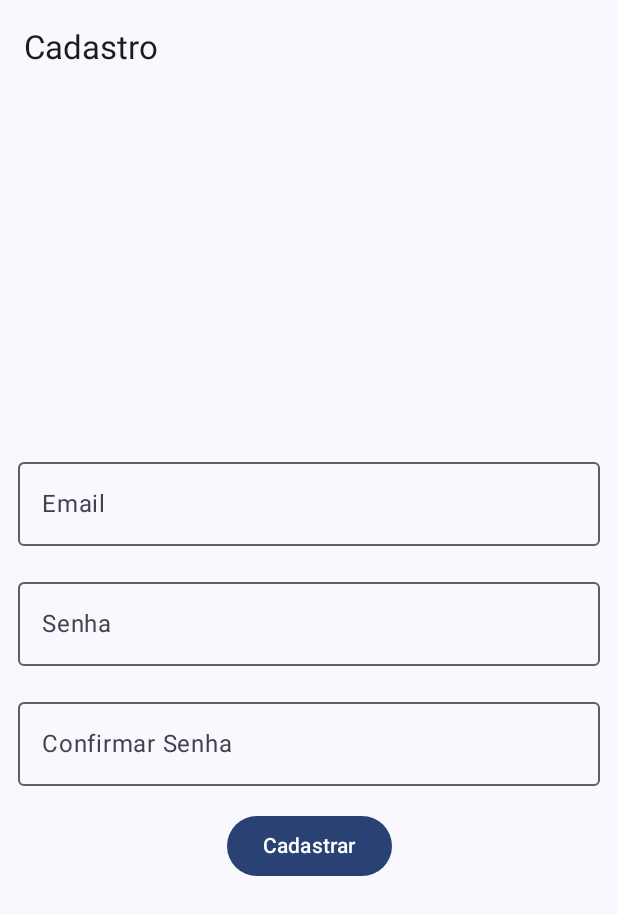
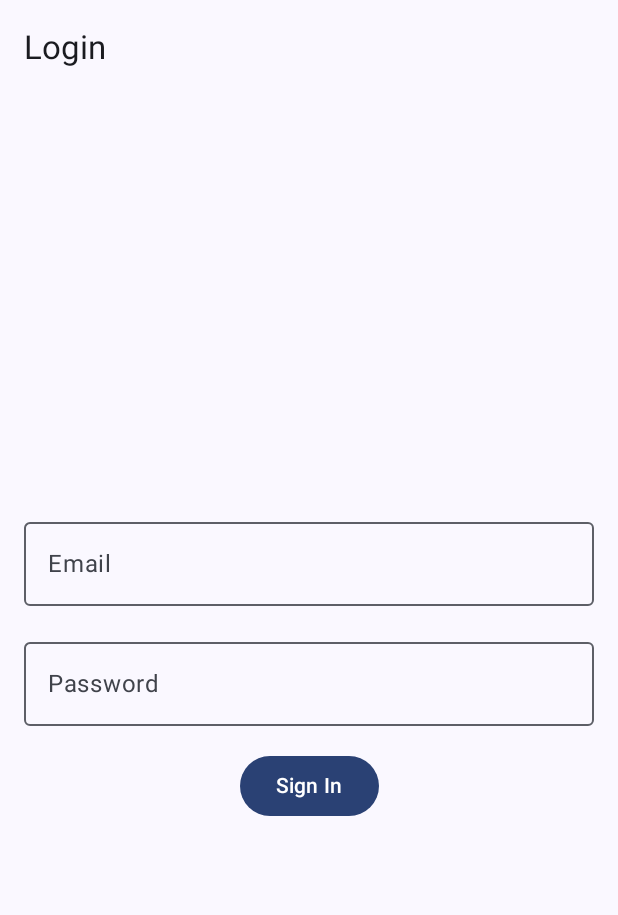
Before and after one commit to Bemo-Hackathon/MeBo, an Android app built with Jetpack Compose: the screen it shows after launch (MainActivity), on a phone screen of 412 x 824 dp. Shown: the top 915 px of the screen. Run offline under Robolectric (Android 15) with nearby library versions, the phone set to English and light mode, and no system bars; our stand-ins replace Dagger/Hilt's generated code.

Commit message:
adicionando tela de login inicial

```diff
--- a/app/src/main/java/com/example/bemo/MainActivity.kt
+++ b/app/src/main/java/com/example/bemo/MainActivity.kt
@@ -1,43 +1,24 @@
 package com.example.bemo
 
 import android.os.Bundle
-import android.util.Log
 import androidx.activity.ComponentActivity
 import androidx.activity.compose.setContent
 import androidx.activity.enableEdgeToEdge
 import androidx.navigation.compose.NavHost
 import androidx.navigation.compose.rememberNavController
-import com.example.bemo.ui.components.ChatBotScreen
 import com.example.bemo.ui.navigation.authGraph
 import com.example.bemo.ui.navigation.authGraphRoute
+import com.example.bemo.ui.navigation.navigateToSignIn
 import com.example.bemo.ui.navigation.navigateToSignUp
 import com.example.bemo.ui.theme.BeMoTheme
-import com.google.firebase.auth.ktx.auth
 import dagger.hilt.android.AndroidEntryPoint
 
-private const val TAG = "MainActivy"
+private const val TAG = "MainActivity"
 
 @AndroidEntryPoint
 class MainActivity : ComponentActivity() {
     override fun onCreate(savedInstanceState: Bundle?) {
         super.onCreate(savedInstanceState)
-
-//        auth.createUserWithEmailAndPassword(
-//            "gabriel@gmail.com",
-//            "123456"
-//        ).addOnCompleteListener { task ->
-//            if(task.isSuccessful){
-//                Log.i(TAG, "created user: sucesso")
-//            }else{
-//                Log.i(TAG, "created user: falha -> ${task.exception}")
-//            }
-//        }
-//        auth.signInWithEmailAndPassword(
-//            "gabriel@gmail.com",
-//            "123456"
-//        )
-//
-
 
         enableEdgeToEdge()
         setContent {
@@ -49,10 +30,8 @@ class MainActivity : ComponentActivity() {
                 ) {
                     authGraph(
                         onNavigateToHomeGraph = {},
-                        onNavigateToSignIn = {},
-                        onNavigateToSignUp = {
-                            navController.navigateToSignUp()
-                        }
+                        onNavigateToSignIn = { navController.navigateToSignIn() },
+                        onNavigateToSignUp = { navController.navigateToSignUp() }
                     )
                 }
             }
--- a/app/src/main/java/com/example/bemo/authentication/FirebaseAuthRepository.kt
+++ b/app/src/main/java/com/example/bemo/authentication/FirebaseAuthRepository.kt
@@ -4,9 +4,10 @@ package com.example.bemo.authentication
 import com.google.firebase.auth.FirebaseAuth
 import com.google.firebase.auth.FirebaseUser
 import kotlinx.coroutines.tasks.await
+import javax.inject.Inject
 
 
-class FirebaseAuthRepository(
+class FirebaseAuthRepository @Inject constructor(
     private val firebaseAuth: FirebaseAuth
 ) {
 
--- a/app/src/main/java/com/example/bemo/ui/navigation/AuthGraphNavigation.kt
+++ b/app/src/main/java/com/example/bemo/ui/navigation/AuthGraphNavigation.kt
@@ -15,11 +15,14 @@ fun NavGraphBuilder.authGraph(
 ) {
     navigation(
         route = authGraphRoute,
-        startDestination = signUpRoute
+        startDestination = signInRoute
     ) {
+        signInScreen(
+            onNavigateToSignUp = onNavigateToSignUp,
+        )
         signUpScreen(onNavigationToSignIn = {
             onNavigateToSignIn(navOptions {
-                popUpTo(signUpRoute)
+                popUpTo(authGraphRoute)
             })
         })
     }
--- /dev/null
+++ b/app/src/main/java/com/example/bemo/ui/navigation/SignInNavigation.kt
@@ -0,0 +1,23 @@
+package com.example.bemo.ui.navigation
+
+import androidx.navigation.NavGraphBuilder
+import androidx.navigation.NavHostController
+import androidx.navigation.NavOptions
+import androidx.navigation.compose.composable
+import com.example.bemo.ui.screens.SignInScreen
+
+const val signInRoute = "signIn"
+
+fun NavGraphBuilder.signInScreen(
+    onNavigateToSignUp: () -> Unit
+) {
+    composable(signInRoute) {
+        SignInScreen(onSignInClick = onNavigateToSignUp)
+    }
+}
+
+fun NavHostController.navigateToSignIn(
+    navOptions: NavOptions? = null
+) {
+    navigate(signInRoute, navOptions)
+}
--- a/app/src/main/java/com/example/bemo/ui/components/ChatBotScreen.kt
+++ b/app/src/main/java/com/example/bemo/ui/screens/ChatBotScreen.kt
@@ -1,4 +1,4 @@
-package com.example.bemo.ui.components
+package com.example.bemo.ui.screens
 
 import androidx.compose.foundation.background
 import androidx.compose.foundation.clickable
--- /dev/null
+++ b/app/src/main/java/com/example/bemo/ui/screens/SignInScreen.kt
@@ -0,0 +1,75 @@
+package com.example.bemo.ui.screens
+
+import androidx.compose.runtime.Composable
+import androidx.compose.ui.Modifier
+import androidx.compose.ui.tooling.preview.Preview
+import androidx.compose.foundation.layout.Arrangement
+import androidx.compose.foundation.layout.Column
+import androidx.compose.foundation.layout.Spacer
+import androidx.compose.foundation.layout.fillMaxSize
+import androidx.compose.foundation.layout.fillMaxWidth
+import androidx.compose.foundation.layout.height
+import androidx.compose.foundation.layout.padding
+import androidx.compose.material3.Button
+import androidx.compose.material3.ExperimentalMaterial3Api
+import androidx.compose.material3.OutlinedTextField
+import androidx.compose.material3.Scaffold
+import androidx.compose.material3.Text
+import androidx.compose.material3.TopAppBar
+import androidx.compose.runtime.getValue
+import androidx.compose.runtime.mutableStateOf
+import androidx.compose.runtime.remember
+import androidx.compose.runtime.setValue
+import androidx.compose.ui.Alignment
+import androidx.compose.ui.text.input.PasswordVisualTransformation
+import androidx.compose.ui.unit.dp
+
+@OptIn(ExperimentalMaterial3Api::class)
+@Composable
+fun SignInScreen(
+    modifier: Modifier = Modifier,
+    onSignInClick: () -> Unit
+) {
+    var email by remember { mutableStateOf("") }
+    var password by remember { mutableStateOf("") }
+
+    Scaffold(
+        topBar = {
+            TopAppBar(title = { Text("Login") })
+        }
+    ) { innerPadding ->
+        Column(
+            modifier = modifier
+                .fillMaxSize()
+                .padding(innerPadding)
+                .padding(16.dp),
+            verticalArrangement = Arrangement.Center,
+            horizontalAlignment = Alignment.CenterHorizontally
+        ) {
+            OutlinedTextField(
+                value = email,
+                onValueChange = { email = it },
+                label = { Text("Email") },
+                modifier = Modifier.fillMaxWidth()
+            )
+            Spacer(modifier = Modifier.height(16.dp))
+            OutlinedTextField(
+                value = password,
+                onValueChange = { password = it },
+                label = { Text("Password") },
+                visualTransformation = PasswordVisualTransformation(),
+                modifier = Modifier.fillMaxWidth()
+            )
+            Spacer(modifier = Modifier.height(16.dp))
+            Button(onClick = { onSignInClick() }) {
+                Text("Sign In")
+            }
+        }
+    }
+}
+
+@Preview
+@Composable
+private fun SignInScreenPreview() {
+    SignInScreen(onSignInClick = {})
+}
--- a/app/src/main/java/com/example/bemo/viewmodels/SignUpViewModel.kt
+++ b/app/src/main/java/com/example/bemo/viewmodels/SignUpViewModel.kt
@@ -4,6 +4,7 @@ import android.util.Log
 import androidx.lifecycle.ViewModel
 import com.example.bemo.authentication.FirebaseAuthRepository
 import com.example.bemo.ui.states.SignUpUiState
+import dagger.hilt.android.lifecycle.HiltViewModel
 import kotlinx.coroutines.flow.MutableSharedFlow
 import kotlinx.coroutines.flow.MutableStateFlow
 import kotlinx.coroutines.flow.asSharedFlow
@@ -11,6 +12,7 @@ import kotlinx.coroutines.flow.asStateFlow
 import kotlinx.coroutines.flow.update
 import javax.inject.Inject
 
+@HiltViewModel
 class SignUpViewModel @Inject constructor(
     private val fireAuthRepository: FirebaseAuthRepository
 ) : ViewModel() {
```
